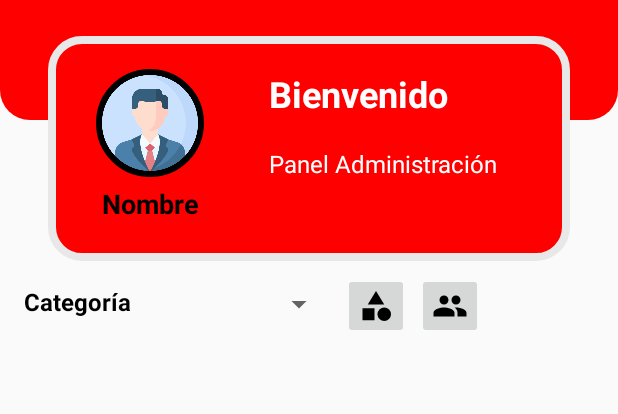
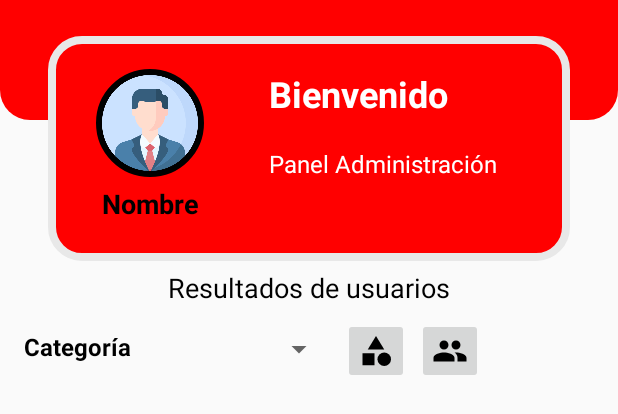
Before and after one commit to jmrepisodev/MyQuizApp, an Android app: the layout fragment_admin_home.xml on its own in the app's theme, with its tools: preview values and no code run, on a phone screen of 412 x 824 dp. Shown: the top 414 px of the screen. Run offline under Robolectric (Android 15) with nearby library versions, the phone set to English and light mode, and no system bars.

Commit message:
Se han corregido errores del panel de administración

```diff
--- a/app/src/main/java/com/repiso/myquizapp/QuestionFragment.java
+++ b/app/src/main/java/com/repiso/myquizapp/QuestionFragment.java
@@ -102,7 +102,8 @@ public class QuestionFragment extends Fragment  {
                 option3=et_option_3.getText().toString().trim();
                 option4=et_option_4.getText().toString().trim();
 
-                answer=sp_answer.getSelectedItem().toString().trim();
+                //answer=sp_answer.getSelectedItem().toString().trim();
+                answer=String.valueOf(sp_answer.getSelectedItemPosition()+1);
                 level=sp_level.getSelectedItem().toString().trim();
                 //Recuperamos la posición +1 (ID categoría)
                 int categoryID=sp_category.getSelectedItemPosition()+1;
--- a/app/src/main/res/layout/fragment_admin_home.xml
+++ b/app/src/main/res/layout/fragment_admin_home.xml
@@ -83,11 +83,10 @@
             android:layout_width="match_parent"
             android:layout_height="wrap_content"
             android:layout_margin="8dp"
-            android:layout_marginTop="16dp"
             android:orientation="horizontal"
             app:layout_constraintEnd_toEndOf="parent"
             app:layout_constraintStart_toStartOf="parent"
-            app:layout_constraintTop_toBottomOf="@+id/view3">
+            app:layout_constraintTop_toBottomOf="@+id/textView7">
 
             <TextView
                 android:layout_width="wrap_content"
@@ -162,6 +161,18 @@
             app:layout_constraintHorizontal_bias="0.517"
             app:layout_constraintStart_toStartOf="@+id/iv_user_home"
             app:layout_constraintTop_toBottomOf="@+id/iv_user_home" />
+
+        <TextView
+            android:id="@+id/textView7"
+            android:layout_width="wrap_content"
+            android:layout_height="wrap_content"
+            android:text="@string/title_resultados"
+            android:layout_margin="5dp"
+            android:textColor="@color/black"
+            android:textSize="18sp"
+            app:layout_constraintEnd_toEndOf="parent"
+            app:layout_constraintStart_toStartOf="parent"
+            app:layout_constraintTop_toBottomOf="@+id/view3" />
     </androidx.constraintlayout.widget.ConstraintLayout>
 
 
--- a/app/src/main/res/values/strings.xml
+++ b/app/src/main/res/values/strings.xml
@@ -106,5 +106,6 @@
     <string name="admin_panel">Panel Administración</string>
     <string name="enblanco">En blanco</string>
     <string name="btn_spin">Girar</string>
+    <string name="title_resultados">Resultados de usuarios</string>
 
 </resources>
```
Also changed, not shown: app/src/main/java/com/repiso/myquizapp/AdminActivity.java (+7 -0 lines), app/src/main/java/com/repiso/myquizapp/MainActivity.java (+8 -1 lines), app/src/main/res/values/arrays.xml (+4 -4 lines).
